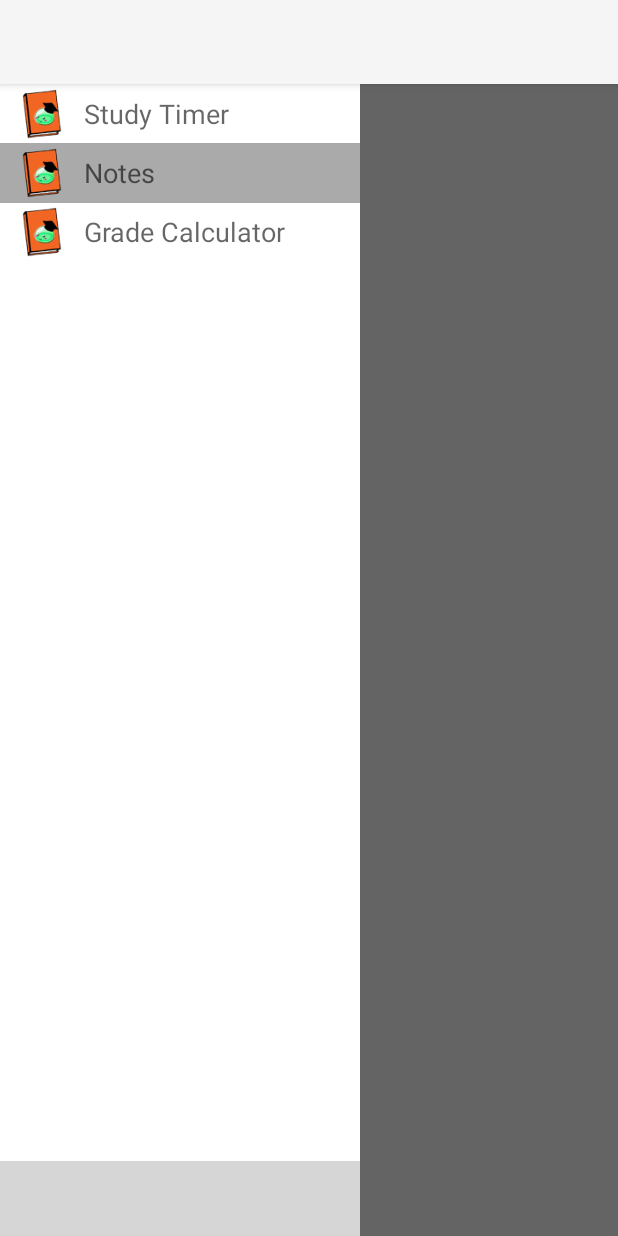
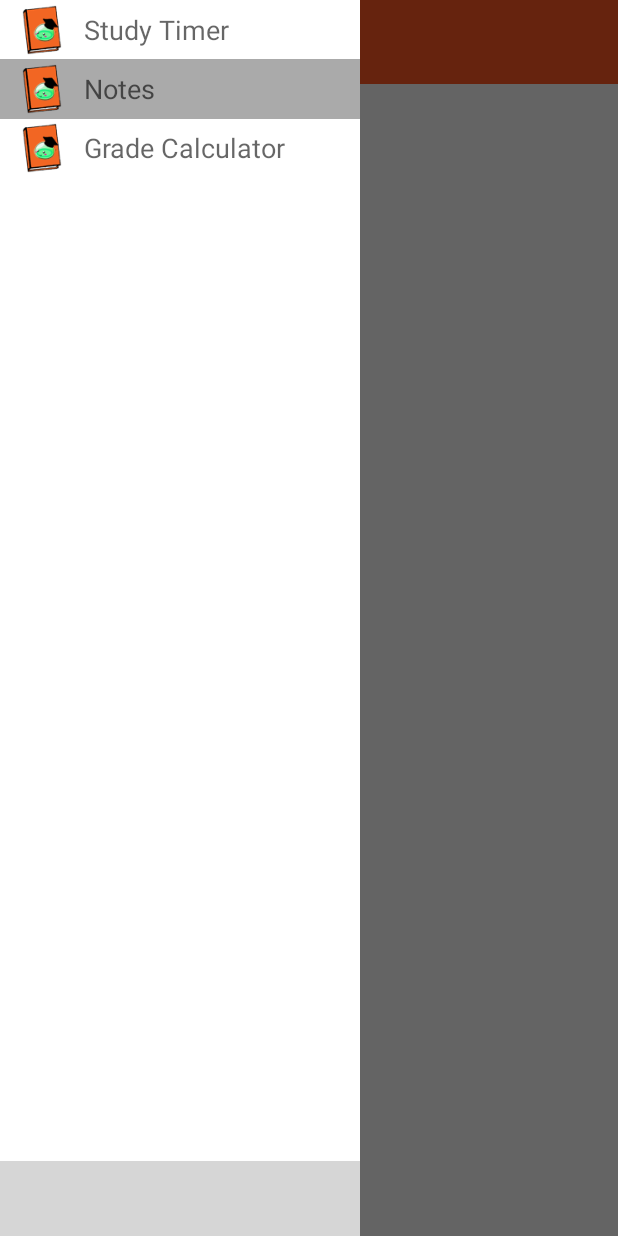
Before and after one commit to virtualprodigy/Public_StudyProAndroid, an Android app: the StudyProActivity screen opened directly, with no data from a screen before it, with the side drawer open, on a phone screen of 412 x 824 dp. Run offline under Robolectric (Android 15) with nearby library versions, the light colour scheme and no system bars; libraries missing offline, so code that uses them is left out: com.facebook.stetho; plain views replace Banner; grey boxes are pictures that could not be loaded.

Commit message:
Date: February 1, 2016 at 12:54:17 PM EST
Added the toolbar to the main activity.
Now covering the study tier to a fragment

```diff
--- a/app/src/main/AndroidManifest.xml
+++ b/app/src/main/AndroidManifest.xml
@@ -24,7 +24,8 @@
         <activity
             android:name=".StudyProActivity"
             android:launchMode="singleTop"
-            android:screenOrientation="portrait" />
+            android:screenOrientation="portrait"
+            android:theme="@style/toolbarTheme"/>
 
         <activity
             android:name=".StudyTimer.StudyTimer"
--- a/app/src/main/java/com/virtualprodigy/StudyPro/StudyProActivity.java
+++ b/app/src/main/java/com/virtualprodigy/StudyPro/StudyProActivity.java
@@ -54,7 +54,7 @@
         drawerLayout = (DrawerLayout) findViewById(R.id.drawer_layout);
         navDrawer = (ListView) findViewById(R.id.left_drawer);
         fragmentManager = getSupportFragmentManager();
-//        toolbar = getSupportActionBar();
+        toolbar = (Toolbar) findViewById(R.id.toolbar);
 
         setupNavDrawer();
     }
@@ -66,7 +66,7 @@
 
         navAdapter = new NavigationDrawerAdapter(context, navTitles, navImages);
         navDrawer.setAdapter(navAdapter);
-        mDrawerToggle = new ActionBarDrawerToggle(this, drawerLayout, R.string.nav_bar_open, R.string.nav_bar_close);
+        mDrawerToggle = new ActionBarDrawerToggle(this, drawerLayout,toolbar, R.string.nav_bar_open, R.string.nav_bar_close);
         mDrawerToggle.syncState();
         drawerLayout.setDrawerListener(mDrawerToggle);
 
--- a/app/src/main/res/layout/main.xml
+++ b/app/src/main/res/layout/main.xml
@@ -1,5 +1,6 @@
 <?xml version="1.0" encoding="utf-8"?>
-<android.support.v4.widget.DrawerLayout xmlns:android="http://schemas.android.com/apk/res/android"
+<android.support.v4.widget.DrawerLayout
+    xmlns:android="http://schemas.android.com/apk/res/android"
     xmlns:tools="http://schemas.android.com/tools"
     android:id="@+id/drawer_layout"
     android:layout_width="match_parent"
@@ -10,11 +11,17 @@
         android:layout_width="match_parent"
         android:layout_height="match_parent">
 
+        <include layout="@layout/toolbar_layout"
+            android:id="@+id/toolbar"
+            android:layout_width="match_parent"
+            android:layout_height="wrap_content"
+            android:layout_alignParentTop="true"/>
+
         <LinearLayout
             android:layout_width="match_parent"
             android:layout_height="match_parent"
             android:layout_above="@+id/startAppBanner"
-            android:layout_alignParentTop="true"
+            android:layout_below="@+id/toolbar"
             android:orientation="vertical">
 
             <LinearLayout
--- a/app/src/main/res/values/color.xml
+++ b/app/src/main/res/values/color.xml
@@ -1,5 +1,9 @@
 <?xml version="1.0" encoding="utf-8"?>
 <resources >
+ <color name="colorPrimary">@color/material_deep_orange</color>
+ <color name="colorPrimaryDark">#F93C00</color>
+ <color name="accent">#4caf50</color>
+
  <color name="white">#FFFFFF</color>
  <color name="yellow">#FFFF00</color>
  <color name="fuchsia">#FF00FF</color>
--- /dev/null
+++ b/app/src/main/res/values/styles.xml
@@ -0,0 +1,14 @@
+<?xml version="1.0" encoding="utf-8"?>
+<resources xmlns:android="http://schemas.android.com/apk/res/android">
+
+    <style name="toolbarTheme" parent="Theme.AppCompat.Light.NoActionBar">
+        <item name="actionBarStyle">@style/ActionBarStyle</item>
+        <item name="colorPrimary">@color/colorPrimary</item>
+        <item name="colorPrimaryDark">@color/colorPrimaryDark</item>
+        <item name="colorAccent">@color/accent</item>
+    </style>
+
+    <style name="ActionBarStyle" parent="Widget.AppCompat.Toolbar">
+        <item name="android:textColorPrimary">@color/black</item>
+    </style>
+</resources>
```
Also changed, not shown: app/src/main/res/layout/toolbar_layout.xml (added, +11 -0 lines).
